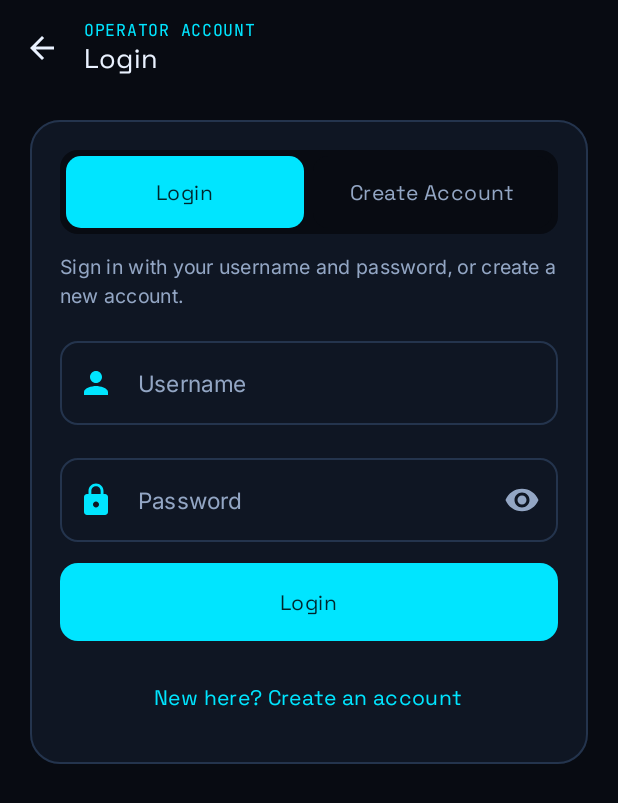
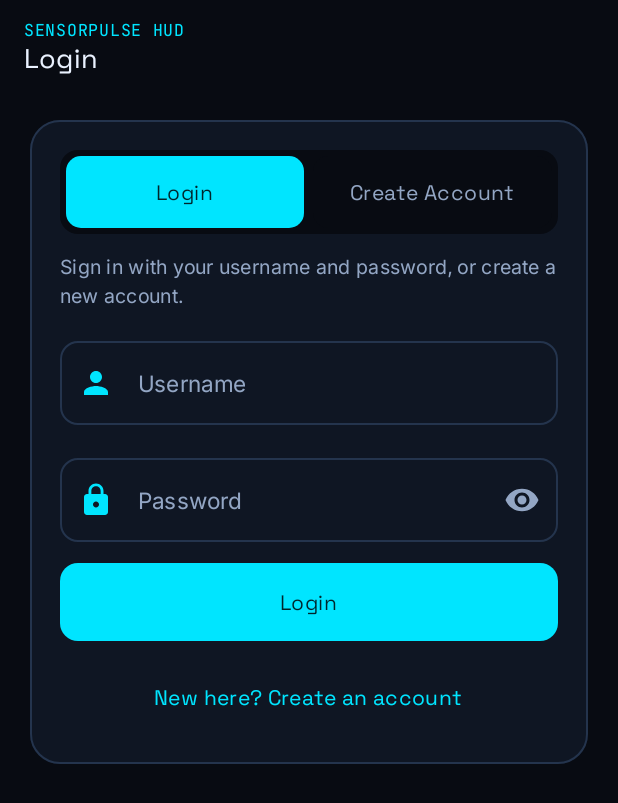
Before and after one commit to Riddhi-Sahu/SensorPulse, an Android app built with Jetpack Compose: the screen it shows after launch (MainActivity), after a tap on "Login", on a phone screen of 412 x 824 dp. Shown: the top 803 px of the screen. Run offline under Robolectric (Android 15) with nearby library versions, the phone set to English and light mode, and no system bars; our stand-ins replace Room's generated code.

Commit message:
feat(auth): add session restoration loading state
Introduces a loading state during session restoration to improve the UX during app startup and adds progress indicators to the UI.

```diff
--- a/app/src/main/java/com/example/MainActivity.kt
+++ b/app/src/main/java/com/example/MainActivity.kt
@@ -5,6 +5,8 @@ import androidx.activity.ComponentActivity
 import androidx.activity.compose.setContent
 import androidx.activity.enableEdgeToEdge
 import androidx.compose.foundation.BorderStroke
+import androidx.compose.foundation.background
+import androidx.compose.foundation.layout.Arrangement
 import androidx.compose.foundation.layout.Box
 import androidx.compose.foundation.layout.BoxWithConstraints
 import androidx.compose.foundation.layout.Column
@@ -26,6 +28,7 @@ import androidx.compose.material.icons.filled.AccountCircle
 import androidx.compose.material.icons.filled.CameraAlt
 import androidx.compose.material.icons.filled.Sensors
 import androidx.compose.material.icons.filled.Storage
+import androidx.compose.material3.CircularProgressIndicator
 import androidx.compose.material3.ExperimentalMaterial3Api
 import androidx.compose.material3.Icon
 import androidx.compose.material3.MaterialTheme
@@ -49,6 +52,7 @@ import androidx.compose.runtime.mutableStateOf
 import androidx.compose.runtime.remember
 import androidx.compose.runtime.saveable.rememberSaveable
 import androidx.compose.runtime.setValue
+import androidx.compose.ui.Alignment
 import androidx.compose.ui.Modifier
 import androidx.compose.ui.platform.testTag
 import androidx.compose.ui.res.stringResource
@@ -162,6 +166,7 @@ fun SensorPulseHud() {
     val logFilterCategory by vaultViewModel.logFilterCategory.collectAsStateWithLifecycle()
 
     val currentUser by authViewModel.currentUser.collectAsStateWithLifecycle()
+    val isRestoringSession by authViewModel.isRestoringSession.collectAsStateWithLifecycle()
     val isAuthSubmitting by authViewModel.isSubmitting.collectAsStateWithLifecycle()
     val authError by authViewModel.errorMessage.collectAsStateWithLifecycle()
 
@@ -177,11 +182,35 @@ fun SensorPulseHud() {
         authViewModel.authEvents.collect { msg -> snackbarHostState.showSnackbar(msg) }
     }
 
-    if (showAuthScreen) {
+    if (isRestoringSession) {
+        Box(
+            modifier = Modifier
+                .fillMaxSize()
+                .background(ObsidianCanvas),
+            contentAlignment = Alignment.Center
+        ) {
+            Column(
+                horizontalAlignment = Alignment.CenterHorizontally,
+                verticalArrangement = Arrangement.spacedBy(12.dp)
+            ) {
+                CircularProgressIndicator(color = ElectricCyan)
+                Text(
+                    text = "SENSORPULSE HUD",
+                    style = MaterialTheme.typography.labelLarge,
+                    color = ElectricCyan
+                )
+            }
+        }
+        return
+    }
+
+    if (currentUser == null || showAuthScreen) {
         AuthScreen(
             currentUser = currentUser,
+            allowDismiss = currentUser != null,
             isSubmitting = isAuthSubmitting,
             errorMessage = authError,
+            snackbarHostState = snackbarHostState,
             onClearError = { authViewModel.clearError() },
             onSignIn = { u, p ->
                 authViewModel.signIn(u, p) { showAuthScreen = false }
@@ -190,6 +219,9 @@ fun SensorPulseHud() {
                 authViewModel.createAccount(u, p, c) { showAuthScreen = false }
             },
             onSignOut = {
+                if (activeSessionId != null) {
+                    hubViewModel.stopRecordingSession()
+                }
                 authViewModel.signOut()
                 showAuthScreen = false
             },
--- a/app/src/main/java/com/example/auth/AuthViewModel.kt
+++ b/app/src/main/java/com/example/auth/AuthViewModel.kt
@@ -17,6 +17,9 @@ class AuthViewModel(
 
     val currentUser: StateFlow<LocalUser?> = repository.currentUser
 
+    private val _isRestoringSession = MutableStateFlow(true)
+    val isRestoringSession: StateFlow<Boolean> = _isRestoringSession.asStateFlow()
+
     private val _isSubmitting = MutableStateFlow(false)
     val isSubmitting: StateFlow<Boolean> = _isSubmitting.asStateFlow()
 
@@ -29,6 +32,7 @@ class AuthViewModel(
     init {
         viewModelScope.launch {
             repository.restoreSession()
+            _isRestoringSession.value = false
         }
     }
 
--- a/app/src/main/java/com/example/ui/screens/AuthScreen.kt
+++ b/app/src/main/java/com/example/ui/screens/AuthScreen.kt
@@ -13,6 +13,7 @@ import androidx.compose.foundation.layout.WindowInsets
 import androidx.compose.foundation.layout.fillMaxSize
 import androidx.compose.foundation.layout.fillMaxWidth
 import androidx.compose.foundation.layout.height
+import androidx.compose.foundation.layout.imePadding
 import androidx.compose.foundation.layout.padding
 import androidx.compose.foundation.layout.safeDrawing
 import androidx.compose.foundation.layout.size
@@ -44,6 +45,8 @@ import androidx.compose.material3.OutlinedButton
 import androidx.compose.material3.OutlinedTextField
 import androidx.compose.material3.OutlinedTextFieldDefaults
 import androidx.compose.material3.Scaffold
+import androidx.compose.material3.SnackbarHost
+import androidx.compose.material3.SnackbarHostState
 import androidx.compose.material3.Surface
 import androidx.compose.material3.Text
 import androidx.compose.material3.TextButton
@@ -75,15 +78,17 @@ import com.example.ui.theme.TelemetryAmber
 @Composable
 fun AuthScreen(
     currentUser: LocalUser?,
+    allowDismiss: Boolean,
     isSubmitting: Boolean,
     errorMessage: String?,
+    snackbarHostState: SnackbarHostState,
     onClearError: () -> Unit,
     onSignIn: (username: String, password: String) -> Unit,
     onCreateAccount: (username: String, password: String, confirmPassword: String) -> Unit,
     onSignOut: () -> Unit,
     onBack: () -> Unit
 ) {
-    BackHandler(onBack = onBack)
+    BackHandler(enabled = allowDismiss, onBack = onBack)
 
     var isCreateMode by rememberSaveable { mutableStateOf(false) }
     var username by rememberSaveable { mutableStateOf("") }
@@ -93,13 +98,14 @@ fun AuthScreen(
 
     Scaffold(
         containerColor = ObsidianCanvas,
+        snackbarHost = { SnackbarHost(snackbarHostState) },
         contentWindowInsets = WindowInsets.safeDrawing,
         topBar = {
             TopAppBar(
                 title = {
                     Column {
                         Text(
-                            text = "OPERATOR ACCOUNT",
+                            text = if (allowDismiss) "OPERATOR ACCOUNT" else "SENSORPULSE HUD",
                             style = MaterialTheme.typography.labelSmall,
                             color = ElectricCyan
                         )
@@ -116,6 +122,7 @@ fun AuthScreen(
                     }
                 },
                 navigationIcon = {
+                    if (allowDismiss) {
                         IconButton(
                             onClick = onBack,
                             modifier = Modifier.testTag("auth_back_button")
@@ -124,6 +131,7 @@ fun AuthScreen(
                                 imageVector = Icons.AutoMirrored.Filled.ArrowBack,
                                 contentDescription = "Back to SensorPulse"
                             )
+                        }
                     }
                 },
                 colors = TopAppBarDefaults.topAppBarColors(
@@ -136,7 +144,8 @@ fun AuthScreen(
         Box(
             modifier = Modifier
                 .fillMaxSize()
-                .padding(innerPadding),
+                .padding(innerPadding)
+                .imePadding(),
             contentAlignment = Alignment.TopCenter
         ) {
             Column(
```
Lines whose indentation alone changed are shown as unchanged.
